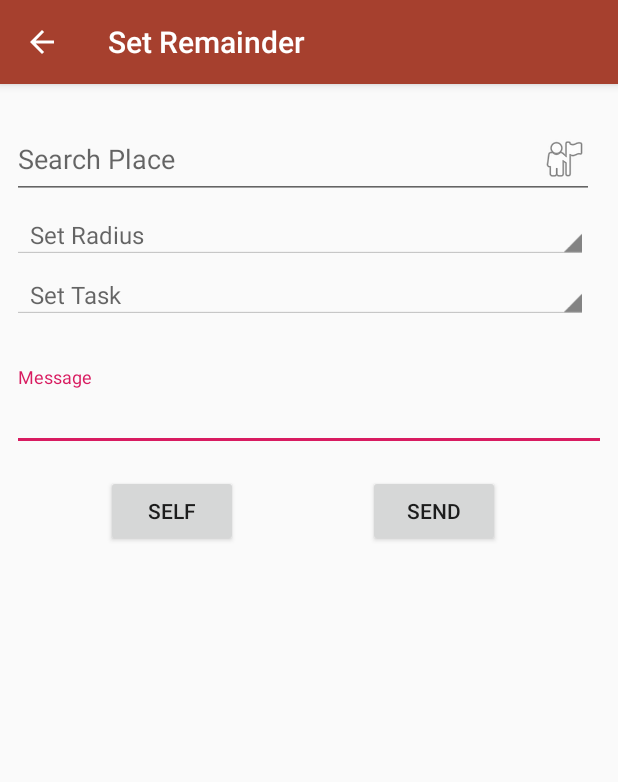
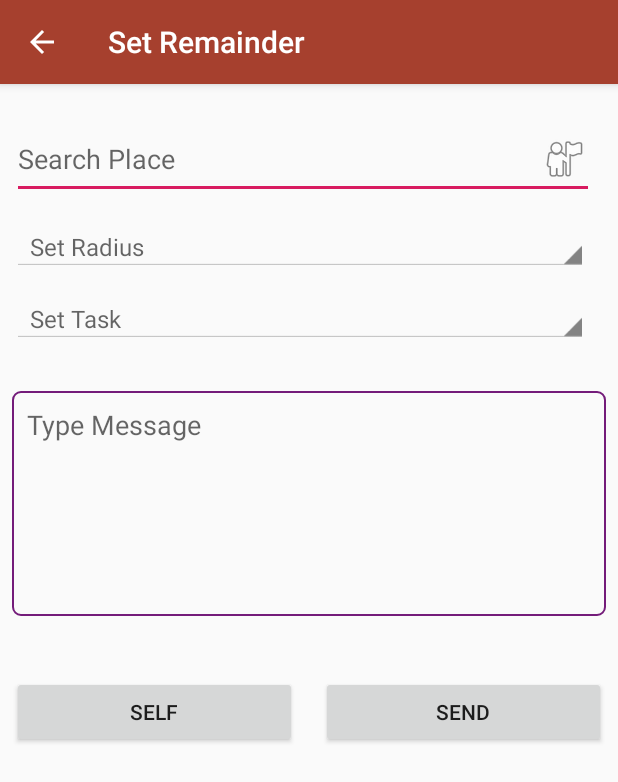
Before and after one commit to SekharMohan/Vcc-Hackathon, an Android app: the MainActivity screen opened directly, with no data from a screen before it, on a phone screen of 412 x 824 dp. Shown: the top 782 px of the screen. Run offline under Robolectric (Android 15) with nearby library versions, the phone set to English and light mode, and no system bars; our stand-ins replace ButterKnife, Room's generated code.

Commit message:
UI refinement :(

```diff
--- a/app/src/main/java/com/vcc/hackathon/view/HomeActivity.java
+++ b/app/src/main/java/com/vcc/hackathon/view/HomeActivity.java
@@ -37,6 +37,8 @@ public class HomeActivity extends AppCompatActivity {
 		viewModel = ViewModelProviders.of(this).get(HomeViewModel.class);
 		viewModel.initDB(this);
 		remaidarList.setLayoutManager(new LinearLayoutManager(this));
+		ItemOffsetDecoration offsetDecoration = new ItemOffsetDecoration(this,R.dimen.offset);
+		remaidarList.addItemDecoration(offsetDecoration);
 		viewModel.getRemainderList().observe(this, new Observer<List<GeoRemainderEntity>>() {
 			@Override
 			public void onChanged(@Nullable List<GeoRemainderEntity> geoRemainderEntities) {
--- /dev/null
+++ b/app/src/main/java/com/vcc/hackathon/view/ItemOffsetDecoration.java
@@ -0,0 +1,53 @@
+
+
+package com.vcc.hackathon.view;
+
+import android.content.Context;
+import android.graphics.Rect;
+import android.support.annotation.DimenRes;
+import android.support.annotation.NonNull;
+import android.support.v7.widget.RecyclerView;
+import android.view.View;
+
+/**
+ * ItemOffsetDecoration Class - helps us to set spacing/margin between two item in recyclerview.
+ */
+public class ItemOffsetDecoration extends RecyclerView.ItemDecoration {
+    private int mItemOffset;
+
+    /**
+     * Constructor
+     *
+     * @param itemOffset - offset in dp
+     */
+    public ItemOffsetDecoration(int itemOffset) {
+        mItemOffset = itemOffset;
+    }
+
+    /**
+     * Constructor
+     *
+     * @param context To get system resource.
+     * @param itemOffsetId In dp
+     */
+    public ItemOffsetDecoration(@NonNull Context context, @DimenRes int itemOffsetId) {
+        this(context.getResources().getDimensionPixelSize(itemOffsetId));
+    }
+
+    /**
+     * Override Method
+     *
+     * @param outRect Rect to receive the output.
+     * @param view    The child view to decorate
+     * @param parent  RecyclerView this ItemDecoration is decorating
+     * @param state   The current state of RecyclerView.
+     */
+    @Override
+    public void getItemOffsets(
+			Rect outRect, View view, RecyclerView parent, RecyclerView.State state) {
+        super.getItemOffsets(outRect, view, parent, state);
+        outRect.set(mItemOffset, mItemOffset, mItemOffset, mItemOffset);
+    }
+
+
+}
--- a/app/src/main/java/com/vcc/hackathon/view/MainActivity.java
+++ b/app/src/main/java/com/vcc/hackathon/view/MainActivity.java
@@ -51,7 +51,7 @@ public class MainActivity extends AppCompatActivity {
 	@BindView(R.id.btnSend)
 	Button btnSend;
 	@BindView(R.id.edtMessage)
-	TextInputEditText edtMessage;
+	EditText edtMessage;
 	@BindView(R.id.view_parent)
 	ConstraintLayout viewParent;
 	@BindView(R.id.editText_sear_place)
--- /dev/null
+++ b/app/src/main/res/drawable/edt_background.xml
@@ -0,0 +1,11 @@
+<?xml version="1.0" encoding="utf-8"?>
+<shape xmlns:android="http://schemas.android.com/apk/res/android"
+    android:shape="rectangle">
+
+    <stroke
+        android:color="#741c7a"
+        android:width="1dp"/>
+
+    <corners android:radius="5dp"/>
+
+</shape>
--- a/app/src/main/res/layout/activity_home.xml
+++ b/app/src/main/res/layout/activity_home.xml
@@ -3,6 +3,7 @@
     xmlns:app="http://schemas.android.com/apk/res-auto"
     xmlns:tools="http://schemas.android.com/tools"
     android:layout_width="match_parent"
+    android:background="@android:color/darker_gray"
     android:layout_height="match_parent"
     tools:context=".view.HomeActivity">
 
@@ -10,11 +11,7 @@
         android:id="@+id/remaidarList"
         android:layout_width="0dp"
         android:layout_height="0dp"
-        android:layout_marginStart="8dp"
-
-        android:layout_marginTop="8dp"
-        android:layout_marginEnd="8dp"
-        android:layout_marginBottom="8dp"
+        android:padding="10dp"
         app:layout_constraintBottom_toBottomOf="parent"
         app:layout_constraintEnd_toEndOf="parent"
         app:layout_constraintStart_toStartOf="parent"
--- a/app/src/main/res/layout/activity_main.xml
+++ b/app/src/main/res/layout/activity_main.xml
@@ -1,32 +1,39 @@
 <?xml version="1.0" encoding="utf-8"?>
+
+<ScrollView xmlns:android="http://schemas.android.com/apk/res/android"
+    xmlns:app="http://schemas.android.com/apk/res-auto"
+    xmlns:tools="http://schemas.android.com/tools"
+    android:scrollIndicators="none"
+    android:layout_width="match_parent"
+    android:layout_height="match_parent"
+    tools:context=".view.MainActivity">
+
+
+
 <android.support.constraint.ConstraintLayout xmlns:android="http://schemas.android.com/apk/res/android"
     xmlns:app="http://schemas.android.com/apk/res-auto"
     xmlns:tools="http://schemas.android.com/tools"
     android:id="@+id/view_parent"
     android:layout_width="match_parent"
     android:layout_height="match_parent"
-    tools:context=".view.MainActivity">
+    >
 
 
-    <android.support.design.widget.TextInputLayout
-        android:id="@+id/textInputLayout"
+    <EditText
+        android:id="@+id/edtMessage"
         android:layout_width="match_parent"
-        android:layout_height="wrap_content"
+        android:layout_height="150dp"
         android:layout_marginStart="8dp"
-        android:layout_marginLeft="8dp"
         android:layout_marginTop="32dp"
         android:layout_marginEnd="8dp"
-        android:layout_marginRight="8dp"
+        android:background="@drawable/edt_background"
+        android:padding="10dp"
+        android:gravity="top"
+        android:hint="Type Message"
         app:layout_constraintEnd_toEndOf="parent"
         app:layout_constraintStart_toStartOf="parent"
-        app:layout_constraintTop_toBottomOf="@+id/spinnerTask">
+        app:layout_constraintTop_toBottomOf="@+id/spinnerTask" />
 
-        <android.support.design.widget.TextInputEditText
-            android:id="@+id/edtMessage"
-            android:layout_width="match_parent"
-            android:layout_height="wrap_content"
-            android:hint="Message" />
-    </android.support.design.widget.TextInputLayout>
 
     <EditText
         android:id="@+id/editText_sear_place"
@@ -47,47 +54,52 @@
         android:layout_width="match_parent"
         android:layout_height="wrap_content"
         android:layout_marginStart="8dp"
-        android:layout_marginTop="8dp"
+        android:layout_marginTop="16dp"
         android:layout_marginEnd="20dp"
         app:layout_constraintEnd_toEndOf="parent"
         app:layout_constraintStart_toStartOf="parent"
         app:layout_constraintTop_toBottomOf="@+id/spinner_radius" />
 
-    <Button
+    <android.support.v7.widget.AppCompatButton
         android:id="@+id/btnSelf"
-        android:layout_width="wrap_content"
+        android:layout_width="0dp"
         android:layout_height="wrap_content"
-        android:layout_marginTop="16dp"
+        android:layout_marginStart="8dp"
+        android:layout_marginTop="40dp"
         android:layout_marginEnd="8dp"
-        android:layout_marginRight="8dp"
+        android:layout_marginBottom="8dp"
         android:text="Self"
+        app:layout_constraintBottom_toBottomOf="parent"
         app:layout_constraintEnd_toStartOf="@+id/btnSend"
         app:layout_constraintStart_toStartOf="parent"
-        app:layout_constraintTop_toBottomOf="@+id/textInputLayout" />
+        app:layout_constraintTop_toBottomOf="@+id/edtMessage" />
 
-    <Button
+    <android.support.v7.widget.AppCompatButton
         android:id="@+id/btnSend"
-        android:layout_width="wrap_content"
+        android:layout_width="0dp"
         android:layout_height="wrap_content"
         android:layout_marginStart="8dp"
-        android:layout_marginLeft="8dp"
-        android:layout_marginTop="16dp"
+        android:layout_marginTop="40dp"
         android:layout_marginEnd="8dp"
-        android:layout_marginRight="8dp"
+        android:layout_marginBottom="8dp"
         android:text="Send"
+        app:layout_constraintBottom_toBottomOf="parent"
         app:layout_constraintEnd_toEndOf="parent"
         app:layout_constraintStart_toEndOf="@+id/btnSelf"
-        app:layout_constraintTop_toBottomOf="@+id/textInputLayout" />
+        app:layout_constraintTop_toBottomOf="@+id/edtMessage" />
 
     <Spinner
         android:id="@+id/spinner_radius"
+        style="@android:style/Widget.Holo.Light.Spinner"
         android:layout_width="match_parent"
         android:layout_height="wrap_content"
         android:layout_marginStart="8dp"
+        android:layout_marginTop="16dp"
         android:layout_marginEnd="20dp"
-        style="@android:style/Widget.Holo.Light.Spinner"
-        android:layout_marginTop="8dp"
+        app:layout_constraintEnd_toEndOf="parent"
         app:layout_constraintStart_toStartOf="parent"
         app:layout_constraintTop_toBottomOf="@+id/editText_sear_place" />
 
 </android.support.constraint.ConstraintLayout>
+
+</ScrollView>
--- a/app/src/main/res/layout/item_remainder.xml
+++ b/app/src/main/res/layout/item_remainder.xml
@@ -2,7 +2,7 @@
 <android.support.constraint.ConstraintLayout
     xmlns:android="http://schemas.android.com/apk/res/android"
     xmlns:app="http://schemas.android.com/apk/res-auto"
-    android:layout_margin="16dp"
+    android:background="@android:color/white"
     android:id="@+id/item"
     xmlns:tools="http://schemas.android.com/tools"
     android:layout_width="match_parent"
@@ -39,8 +39,9 @@
         android:layout_height="wrap_content"
         android:layout_marginStart="8dp"
         android:layout_marginEnd="8dp"
-        android:layout_marginTop="8dp"
+        android:layout_marginBottom="8dp"
         android:text="TextView"
+        app:layout_constraintBottom_toBottomOf="parent"
         app:layout_constraintEnd_toEndOf="parent"
         app:layout_constraintStart_toEndOf="@+id/imageView2"
         app:layout_constraintTop_toBottomOf="@+id/textView_task" />
```
